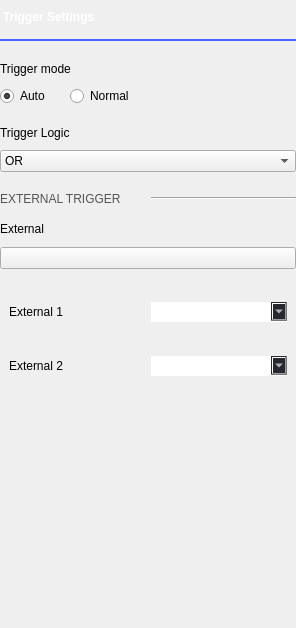
Qt form ui/digital_trigger_settings.ui (analogdevicesinc/scopy) before a commit.
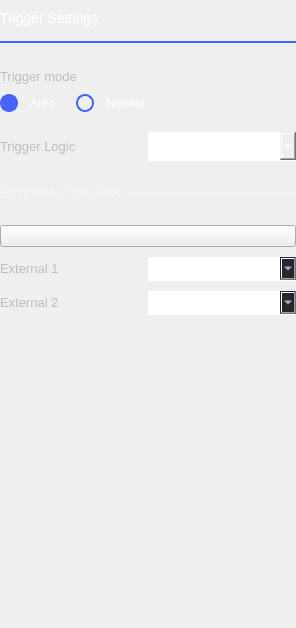
The same form after that commit. Icons and pictures are not drawn. Custom widgets are drawn as their Qt base class.

```diff
--- a/ui/digital_trigger_settings.ui
+++ b/ui/digital_trigger_settings.ui
@@ -35,7 +35,6 @@
    <string notr="true">QWidget
 {
   color: rgb(190, 190, 190);
-  font: 75 10pt &quot;DejaVu Sans&quot;;
 }
 
 /* QComboBoxes*/
@@ -66,11 +65,11 @@
   color: rgb(85, 85, 85);
 }
 
-/* QLabels */
+/* QLabels 
 QLabel:disabled
 {
   color: rgb(85, 85, 85);
-}
+}*/
 
 QRadioButton {
 color: white;
@@ -86,7 +85,7 @@
 }
 QRadioButton::indicator:checked {
 background-color: rgb(73, 99, 255);
-}s</string>
+}</string>
   </property>
   <layout class="QVBoxLayout" name="verticalLayout">
    <property name="spacing">
@@ -107,17 +106,31 @@
    <item>
     <widget class="QLabel" name="trigger_settings_label">
      <property name="styleSheet">
-      <string notr="true">  min-width: 135px;
-  padding-bottom: 15px;
-  font: bold;
-  color: white;
-  margin-top: 0px;</string>
+      <string notr="true">color: white;
+font-size: 14px;
+font-weight: normal;</string>
      </property>
      <property name="text">
       <string>Trigger Settings</string>
      </property>
     </widget>
    </item>
+   <item>
+    <spacer name="verticalSpacer_4">
+     <property name="orientation">
+      <enum>Qt::Vertical</enum>
+     </property>
+     <property name="sizeType">
+      <enum>QSizePolicy::Fixed</enum>
+     </property>
+     <property name="sizeHint" stdset="0">
+      <size>
+       <width>0</width>
+       <height>15</height>
+      </size>
+     </property>
+    </spacer>
+   </item>
    <item>
     <widget class="Line" name="line_2">
      <property name="styleSheet">
@@ -134,6 +147,22 @@
      </property>
     </widget>
    </item>
+   <item>
+    <spacer name="verticalSpacer_3">
+     <property name="orientation">
+      <enum>Qt::Vertical</enum>
+     </property>
+     <property name="sizeType">
+      <enum>QSizePolicy::Fixed</enum>
+     </property>
+     <property name="sizeHint" stdset="0">
+      <size>
+       <width>0</width>
+       <height>25</height>
+      </size>
+     </property>
+    </spacer>
+   </item>
    <item>
     <layout class="QVBoxLayout" name="verticalLayout_11">
      <property name="spacing">
@@ -143,7 +172,7 @@
       <number>0</number>
      </property>
      <property name="topMargin">
-      <number>20</number>
+      <number>0</number>
      </property>
      <property name="rightMargin">
       <number>0</number>
@@ -153,6 +182,15 @@
      </property>
      <item>
       <widget class="QLabel" name="label">
+       <property name="sizePolicy">
+        <sizepolicy hsizetype="Minimum" vsizetype="Fixed">
+         <horstretch>0</horstretch>
+         <verstretch>0</verstretch>
+        </sizepolicy>
+       </property>
+       <property name="styleSheet">
+        <string notr="true"> font-size: 13px;</string>
+       </property>
        <property name="text">
         <string>Trigger mode</string>
        </property>
@@ -208,6 +246,14 @@
       </layout>
      </item>
      <item>
+      <layout class="QHBoxLayout" name="horizontalLayout_4">
+       <property name="spacing">
+        <number>0</number>
+       </property>
+       <property name="topMargin">
+        <number>0</number>
+       </property>
+       <item>
       <widget class="QLabel" name="lbl_trigg_source">
        <property name="sizePolicy">
         <sizepolicy hsizetype="Minimum" vsizetype="Fixed">
@@ -215,6 +261,9 @@
          <verstretch>0</verstretch>
         </sizepolicy>
        </property>
+         <property name="styleSheet">
+          <string notr="true"> font-size: 13px;</string>
+         </property>
        <property name="text">
         <string>Trigger Logic</string>
        </property>
@@ -245,31 +294,14 @@
      </item>
     </layout>
    </item>
-   <item>
-    <spacer name="verticalSpacer_3">
-     <property name="orientation">
-      <enum>Qt::Vertical</enum>
-     </property>
-     <property name="sizeType">
-      <enum>QSizePolicy::Fixed</enum>
-     </property>
-     <property name="sizeHint" stdset="0">
-      <size>
-       <width>0</width>
-       <height>20</height>
-      </size>
-     </property>
-    </spacer>
+    </layout>
    </item>
    <item>
-    <layout class="QHBoxLayout" name="horizontalLayout_16">
-     <property name="spacing">
-      <number>5</number>
-     </property>
-     <item>
+    <layout class="QGridLayout" name="gridLayout">
+     <item row="1" column="0">
       <widget class="QLabel" name="label_2">
        <property name="sizePolicy">
-        <sizepolicy hsizetype="Minimum" vsizetype="Fixed">
+        <sizepolicy hsizetype="Fixed" vsizetype="Fixed">
          <horstretch>0</horstretch>
          <verstretch>0</verstretch>
         </sizepolicy>
@@ -288,21 +320,69 @@
        </property>
        <property name="styleSheet">
         <string notr="true">QLabel {
-  color: rgb(85, 85, 85);
+		font-size: 12px;
+		color: rgba(255, 255, 255, 70);
 }</string>
        </property>
        <property name="text">
-        <string>EXTERNAL TRIGGER</string>
+        <string>EXTERNAL TRIGGER </string>
        </property>
       </widget>
      </item>
-     <item>
+     <item row="1" column="1">
       <widget class="Line" name="line">
+       <property name="minimumSize">
+        <size>
+         <width>0</width>
+         <height>1</height>
+        </size>
+       </property>
+       <property name="maximumSize">
+        <size>
+         <width>16777215</width>
+         <height>1</height>
+        </size>
+       </property>
+       <property name="styleSheet">
+        <string notr="true">border: 1px solid rgba(255, 255, 255, 70);</string>
+       </property>
        <property name="orientation">
         <enum>Qt::Horizontal</enum>
        </property>
       </widget>
      </item>
+     <item row="0" column="0" colspan="2">
+      <spacer name="verticalSpacer_5">
+       <property name="orientation">
+        <enum>Qt::Vertical</enum>
+       </property>
+       <property name="sizeType">
+        <enum>QSizePolicy::Fixed</enum>
+       </property>
+       <property name="sizeHint" stdset="0">
+        <size>
+         <width>0</width>
+         <height>25</height>
+        </size>
+       </property>
+      </spacer>
+     </item>
+     <item row="2" column="0" colspan="2">
+      <spacer name="verticalSpacer_6">
+       <property name="orientation">
+        <enum>Qt::Vertical</enum>
+       </property>
+       <property name="sizeType">
+        <enum>QSizePolicy::Fixed</enum>
+       </property>
+       <property name="sizeHint" stdset="0">
+        <size>
+         <width>0</width>
+         <height>15</height>
+        </size>
+       </property>
+      </spacer>
+     </item>
     </layout>
    </item>
    <item>
@@ -319,41 +399,6 @@
      <property name="rightMargin">
       <number>0</number>
      </property>
-     <item>
-      <spacer name="verticalSpacer_21">
-       <property name="orientation">
-        <enum>Qt::Vertical</enum>
-       </property>
-       <property name="sizeType">
-        <enum>QSizePolicy::Fixed</enum>
-       </property>
-       <property name="sizeHint" stdset="0">
-        <size>
-         <width>0</width>
-         <height>15</height>
-        </size>
-       </property>
-      </spacer>
-     </item>
-     <item>
-      <widget class="QLabel" name="lbl_external_a_en">
-       <property name="sizePolicy">
-        <sizepolicy hsizetype="Minimum" vsizetype="Fixed">
-         <horstretch>0</horstretch>
-         <verstretch>0</verstretch>
-        </sizepolicy>
-       </property>
-       <property name="minimumSize">
-        <size>
-         <width>36</width>
-         <height>16</height>
-        </size>
-       </property>
-       <property name="text">
-        <string>External</string>
-       </property>
-      </widget>
-     </item>
      <item>
       <spacer name="verticalSpacer_10">
        <property name="orientation">
@@ -391,22 +436,30 @@
        <property name="sizeHint" stdset="0">
         <size>
          <width>0</width>
-         <height>18</height>
+         <height>10</height>
         </size>
        </property>
       </spacer>
      </item>
      <item>
-      <widget class="QWidget" name="trigg_ext_1" native="true">
-       <property name="minimumSize">
-        <size>
-         <width>0</width>
-         <height>50</height>
-        </size>
+      <layout class="QHBoxLayout" name="trigg_ext_1">
+       <property name="spacing">
+        <number>0</number>
        </property>
-       <layout class="QHBoxLayout" name="horizontalLayout_2">
+       <property name="topMargin">
+        <number>0</number>
+       </property>
         <item>
          <widget class="QLabel" name="lbl_extern_1">
+         <property name="sizePolicy">
+          <sizepolicy hsizetype="Minimum" vsizetype="Fixed">
+           <horstretch>0</horstretch>
+           <verstretch>0</verstretch>
+          </sizepolicy>
+         </property>
+         <property name="styleSheet">
+          <string notr="true">font-size: 13px;</string>
+         </property>
           <property name="text">
            <string>External 1</string>
           </property>
@@ -740,7 +793,6 @@
          </widget>
         </item>
        </layout>
-      </widget>
      </item>
      <item>
       <spacer name="verticalSpacer_16">
@@ -759,16 +811,24 @@
       </spacer>
      </item>
      <item>
-      <widget class="QWidget" name="trigg_ext_2" native="true">
-       <property name="minimumSize">
-        <size>
-         <width>0</width>
-         <height>0</height>
-        </size>
+      <layout class="QHBoxLayout" name="trigg_ext_2">
+       <property name="spacing">
+        <number>0</number>
        </property>
-       <layout class="QHBoxLayout" name="horizontalLayout_3">
+       <property name="topMargin">
+        <number>0</number>
+       </property>
         <item>
          <widget class="QLabel" name="lbl_extern_2">
+         <property name="sizePolicy">
+          <sizepolicy hsizetype="Minimum" vsizetype="Fixed">
+           <horstretch>0</horstretch>
+           <verstretch>0</verstretch>
+          </sizepolicy>
+         </property>
+         <property name="styleSheet">
+          <string notr="true"> font-size: 13px;</string>
+         </property>
           <property name="text">
            <string>External 2</string>
           </property>
@@ -1102,7 +1162,6 @@
          </widget>
         </item>
        </layout>
-      </widget>
      </item>
     </layout>
    </item>
```
Lines whose indentation alone changed are shown as unchanged.
